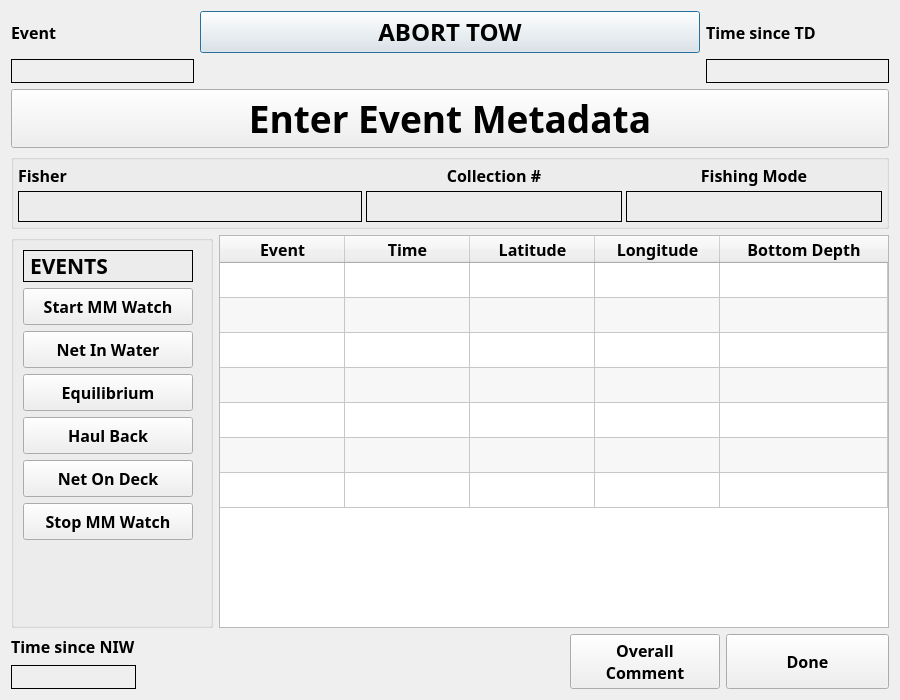
Above: ui/CPSTrawlEvent.ui from aliciabillings-noaa/CLAMS before the change. Below: the same form after it.
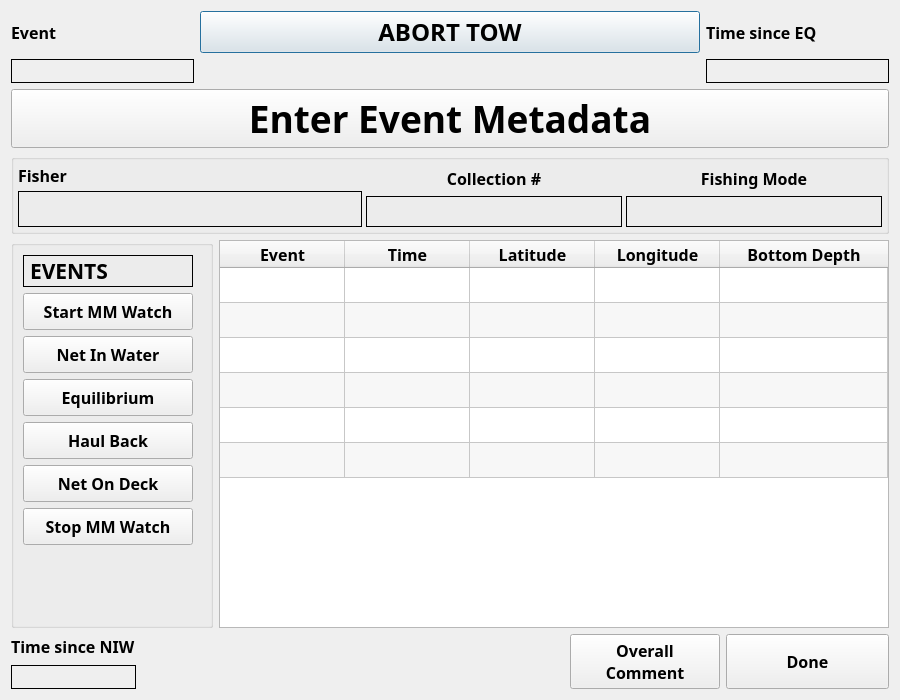
That is the form after the change.

Commit message: finishing up events

```diff
--- a/ui/CPSTrawlEvent.ui
+++ b/ui/CPSTrawlEvent.ui
@@ -61,7 +61,7 @@
         </font>
        </property>
        <property name="text">
-        <string>Time since TD</string>
+        <string>Time since EQ</string>
        </property>
       </widget>
      </item>
@@ -204,6 +204,7 @@
             </property>
             <property name="font">
              <font>
+              <family>Arial Black</family>
               <pointsize>19</pointsize>
               <weight>75</weight>
               <bold>true</bold>
@@ -624,11 +625,6 @@
          <string>New Row</string>
         </property>
        </row>
-       <row>
-        <property name="text">
-         <string>New Row</string>
-        </property>
-       </row>
        <column>
         <property name="text">
          <string>Event</string>
```
Left out of the diff: 4 changed lines with no effect on the pictures. The commit also changes 11 other files.
